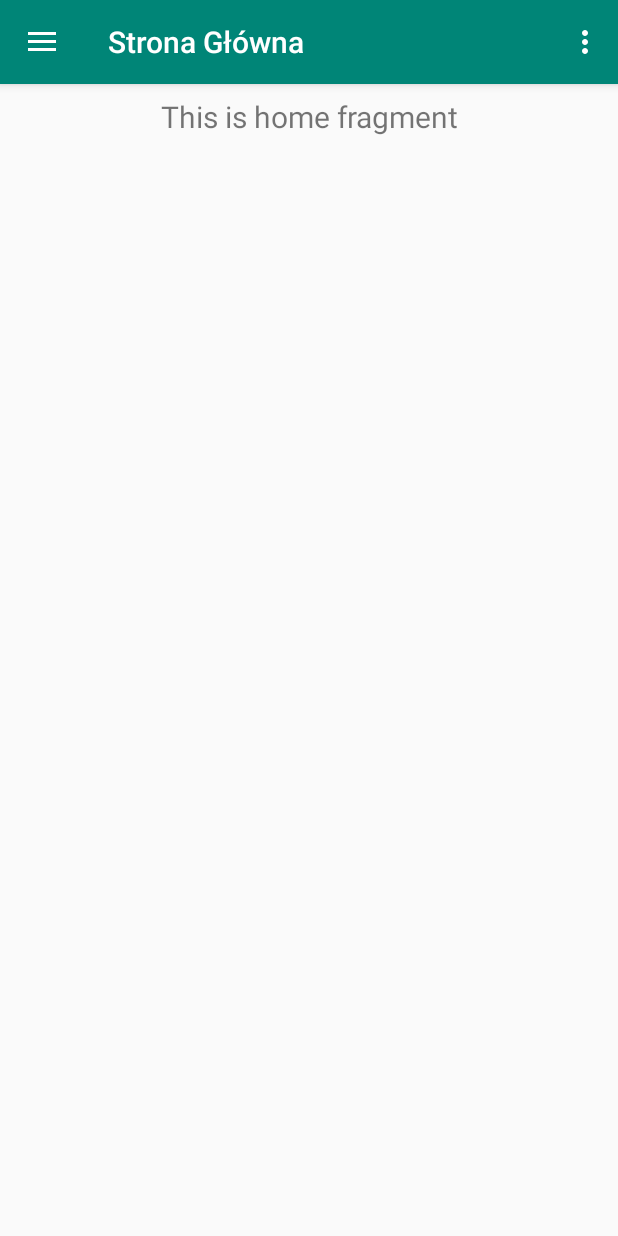
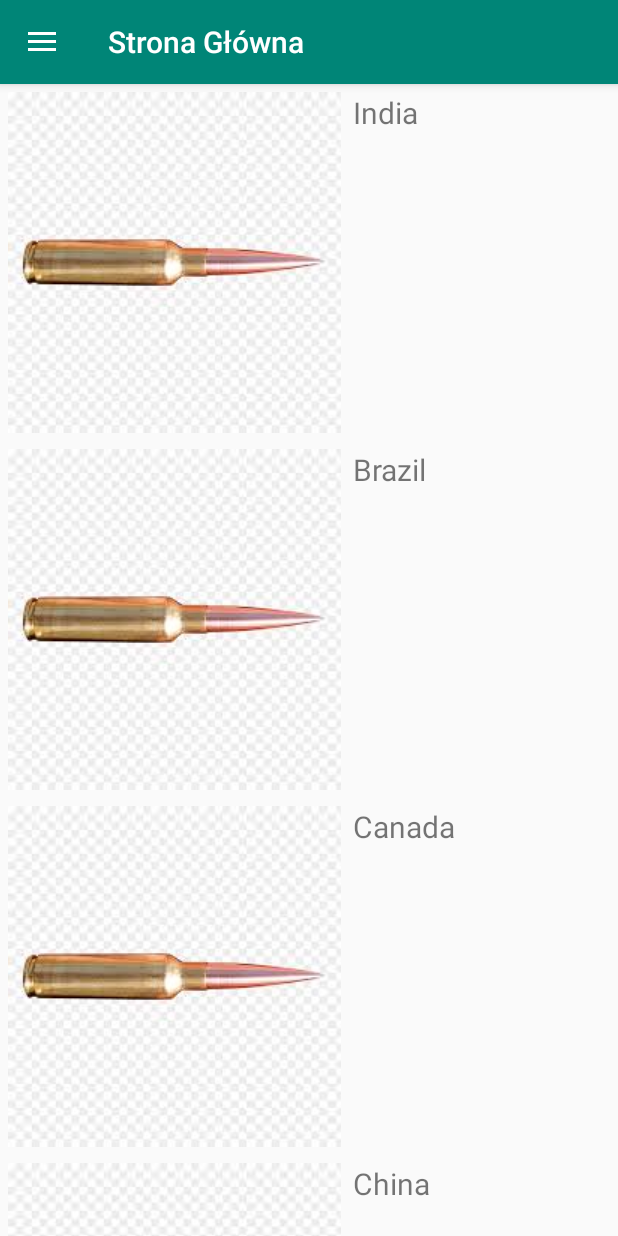
Before and after one commit to ricardorutz/Z2020, an Android app: the screen it shows after launch (MainActivity), on a phone screen of 412 x 824 dp. Run offline under Robolectric (Android 15) with nearby library versions, the phone set to English and light mode, and no system bars; our stand-ins replace navigation-ui.

Commit message:
cambie el home - test

```diff
--- a/app/src/main/java/ar/com/rys/z2020/ui/home/HomeFragment.java
+++ b/app/src/main/java/ar/com/rys/z2020/ui/home/HomeFragment.java
@@ -4,6 +4,8 @@ import android.os.Bundle;
 import android.view.LayoutInflater;
 import android.view.View;
 import android.view.ViewGroup;
+import android.widget.ArrayAdapter;
+import android.widget.ListView;
 import android.widget.TextView;
 
 import androidx.annotation.Nullable;
@@ -12,17 +14,26 @@ import androidx.fragment.app.Fragment;
 import androidx.lifecycle.Observer;
 import androidx.lifecycle.ViewModelProviders;
 
+
+import java.util.ArrayList;
+
+
 import ar.com.rys.z2020.R;
+
+//http://www.technotalkative.com/android-bullets-in-listview/
 
 public class HomeFragment extends Fragment {
 
     private HomeViewModel homeViewModel;
+    ArrayList<String> listCountry;
 
     public View onCreateView(@NonNull LayoutInflater inflater,
                              ViewGroup container, Bundle savedInstanceState) {
         homeViewModel =
                 ViewModelProviders.of(this).get(HomeViewModel.class);
         View root = inflater.inflate(R.layout.fragment_home, container, false);
+
+        /*
         final TextView textView = root.findViewById(R.id.text_home);
         homeViewModel.getText().observe(this, new Observer<String>() {
             @Override
@@ -30,6 +41,41 @@ public class HomeFragment extends Fragment {
                 textView.setText(s);
             }
         });
+
+
+         */
+
+
+
+        prepareList();
+        ListView listView = root.findViewById(R.id.listView);
+        listView.setAdapter(new ArrayAdapter<String>(
+                root.getContext(), R.layout.list_item, listCountry));
+
         return root;
     }
+
+    public void prepareList()
+    {
+        listCountry = new ArrayList<String>();
+        listCountry.add("India");
+        listCountry.add("Brazil");
+        listCountry.add("Canada");
+        listCountry.add("China");
+        listCountry.add("France");
+        listCountry.add("Germany");
+        listCountry.add("Iran");
+        listCountry.add("Italy");
+        listCountry.add("Japan");
+        listCountry.add("Korea");
+        listCountry.add("Mexico");
+        listCountry.add("Netherlands");
+        listCountry.add("Portugal");
+        listCountry.add("Russia");
+        listCountry.add("Saudi Arabia");
+        listCountry.add("Spain");
+        listCountry.add("Turkey");
+        listCountry.add("United Kingdom");
+        listCountry.add("United States");
+    }
 }
--- a/app/src/main/res/layout/fragment_home.xml
+++ b/app/src/main/res/layout/fragment_home.xml
@@ -1,8 +1,18 @@
 <?xml version="1.0" encoding="utf-8"?>
 <androidx.constraintlayout.widget.ConstraintLayout xmlns:android="http://schemas.android.com/apk/res/android"
     xmlns:app="http://schemas.android.com/apk/res-auto"
+    xmlns:tools="http://schemas.android.com/tools"
     android:layout_width="match_parent"
     android:layout_height="match_parent">
+
+    <LinearLayout
+        android:layout_width="match_parent"
+        android:layout_height="match_parent"
+        android:orientation="vertical"
+        tools:layout_editor_absoluteX="191dp"
+        tools:layout_editor_absoluteY="193dp">
+
+        <!--
 
         <TextView
             android:id="@+id/text_home"
@@ -12,8 +22,19 @@
             android:layout_marginTop="8dp"
             android:layout_marginEnd="8dp"
             android:textAlignment="center"
-        android:textSize="20sp"
-        app:layout_constraintEnd_toEndOf="parent"
-        app:layout_constraintStart_toStartOf="parent"
-        app:layout_constraintTop_toTopOf="parent" />
+            android:textSize="20sp" />
+
+        -->
+
+
+        <ListView
+            android:id="@+id/listView"
+            android:layout_width="fill_parent"
+            android:layout_height="wrap_content"
+            android:listSelector="@android:color/transparent"
+            android:divider="@null"/>
+
+
+    </LinearLayout>
+
 </androidx.constraintlayout.widget.ConstraintLayout>
--- /dev/null
+++ b/app/src/main/res/layout/list_item.xml
@@ -0,0 +1,11 @@
+<?xml version="1.0" encoding="utf-8"?>
+<TextView
+    xmlns:android="http://schemas.android.com/apk/res/android"
+    android:layout_width="wrap_content"
+    android:layout_height="wrap_content"
+    android:id="@+id/itemText"
+    android:drawableLeft="@drawable/bullet"
+    android:drawablePadding="8dp"
+    android:padding="5dp"
+    android:textSize="20sp"
+    android:text="List Item"/>
--- a/app/src/main/res/menu/main.xml
+++ b/app/src/main/res/menu/main.xml
@@ -1,9 +1,15 @@
 <?xml version="1.0" encoding="utf-8"?>
 <menu xmlns:android="http://schemas.android.com/apk/res/android"
     xmlns:app="http://schemas.android.com/apk/res-auto">
+
+    <!--
+
     <item
         android:id="@+id/action_settings"
         android:orderInCategory="100"
         android:title="@string/action_settings"
         app:showAsAction="never" />
+    -->
+
+
 </menu>
```
Also changed, not shown: app/src/main/res/layout/bullet.xml (added, +10 -0 lines), app/src/main/res/layout/movie_layout.xml (deleted, +0 -32 lines), app/src/main/res/drawable/bullet.jpg (added). Lines whose indentation alone changed are shown as unchanged.
